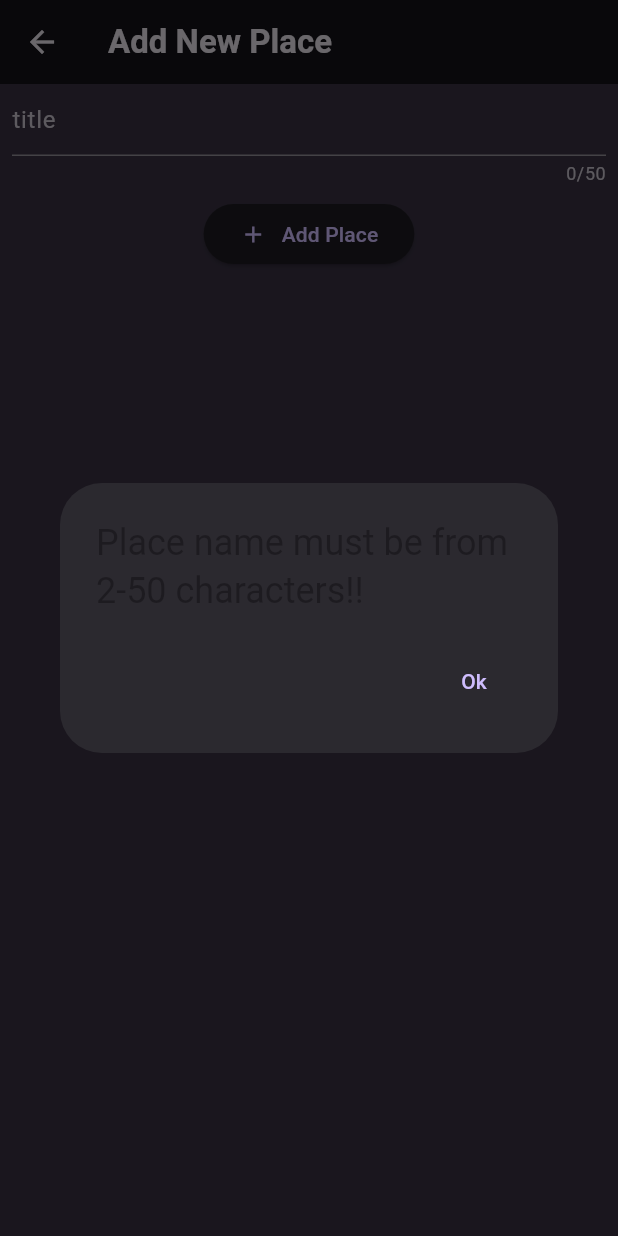
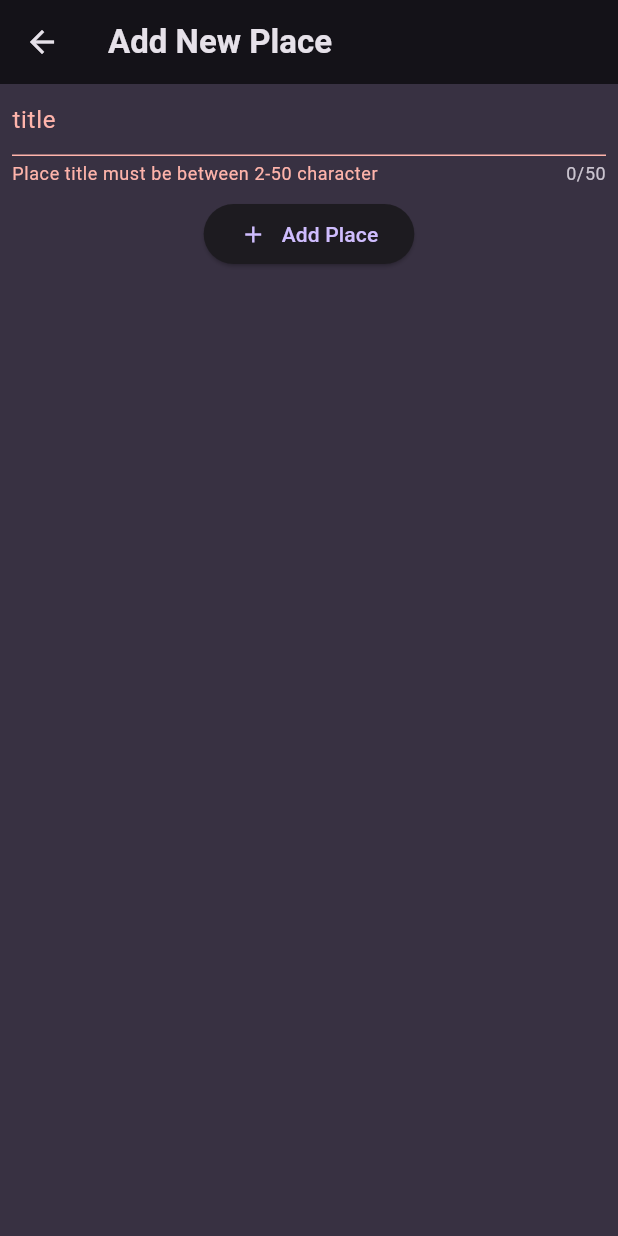
Before and after one commit to ABorham190/favorite-places-flutter, a Flutter app: the AddNewPlaceScreen screen opened directly, after a tap on "Add Place", on a phone screen of 412 x 824 dp. Run offline on Flutter 3.47's test engine with Material 3 defaults, Android fonts, the phone set to English and light mode, and no system bars; our stand-ins replace flutter_riverpod, google_fonts, riverpod.

```diff
--- a/lib/screens/add_new_place_screen.dart
+++ b/lib/screens/add_new_place_screen.dart
@@ -7,46 +7,29 @@ class AddNewPlaceScreen extends ConsumerWidget {
     super.key,
   });
 
-  final _enteredPlaceNameController = TextEditingController();
-  void _submit(BuildContext context, WidgetRef ref, String title) {
-    if (_enteredPlaceNameController.text.trim().isEmpty ||
-        _enteredPlaceNameController.text.trim().length < 2) {
-      showDialog(
-          context: context,
-          builder: (context) {
-            return AlertDialog(
-              title: const Text('Place name must be from 2-50 characters!!'),
-              actions: [
-                TextButton(
-                  onPressed: () {
-                    Navigator.pop(context);
-                  },
-                  child: const Text('Ok'),
-                ),
-              ],
-            );
-          });
-
-      return;
-    }
-    ref.read(yourPlacesProvider.notifier).addPlace(title);
+  @override
+  Widget build(BuildContext context, WidgetRef ref) {
+    final formKey = GlobalKey<FormState>();
+    void save() {
+      if (formKey.currentState!.validate()) {
+        formKey.currentState!.save();
         Navigator.of(context).pop();
       }
+    }
 
-  @override
-  Widget build(BuildContext context, WidgetRef ref) {
     var placeTitle = '';
     return Scaffold(
       appBar: AppBar(
         title: const Text('Add New Place'),
       ),
-      body: Column(
+      body: Form(
+        key: formKey,
+        child: Column(
           mainAxisSize: MainAxisSize.min,
           children: [
             Padding(
               padding: const EdgeInsets.symmetric(horizontal: 8),
-            child: TextField(
-              controller: _enteredPlaceNameController,
+              child: TextFormField(
                 maxLength: 50,
                 decoration: const InputDecoration(
                   label: Text('title'),
@@ -54,16 +37,24 @@ class AddNewPlaceScreen extends ConsumerWidget {
                 style: Theme.of(context).textTheme.bodySmall!.copyWith(
                       color: Theme.of(context).colorScheme.onSurface,
                     ),
-              onChanged: (value) => placeTitle = value,
+                validator: (value) {
+                  if (value!.trim().isEmpty ||
+                      value.trim().length < 2 ||
+                      value.trim().length > 50) {
+                    return 'Place title must be between 2-50 character';
+                  }
+                  return null;
+                },
+                onSaved: (value) {
+                  ref.read(yourPlacesProvider.notifier).addPlace(value!);
+                },
               ),
             ),
             const SizedBox(
               height: 8,
             ),
             ElevatedButton(
-            onPressed: () {
-              _submit(context, ref, placeTitle);
-            },
+              onPressed: save,
               child: const Row(
                 mainAxisSize: MainAxisSize.min,
                 children: [
@@ -77,6 +68,7 @@ class AddNewPlaceScreen extends ConsumerWidget {
             ),
           ],
         ),
+      ),
     );
   }
 }
```
Lines whose indentation alone changed are shown as unchanged.
